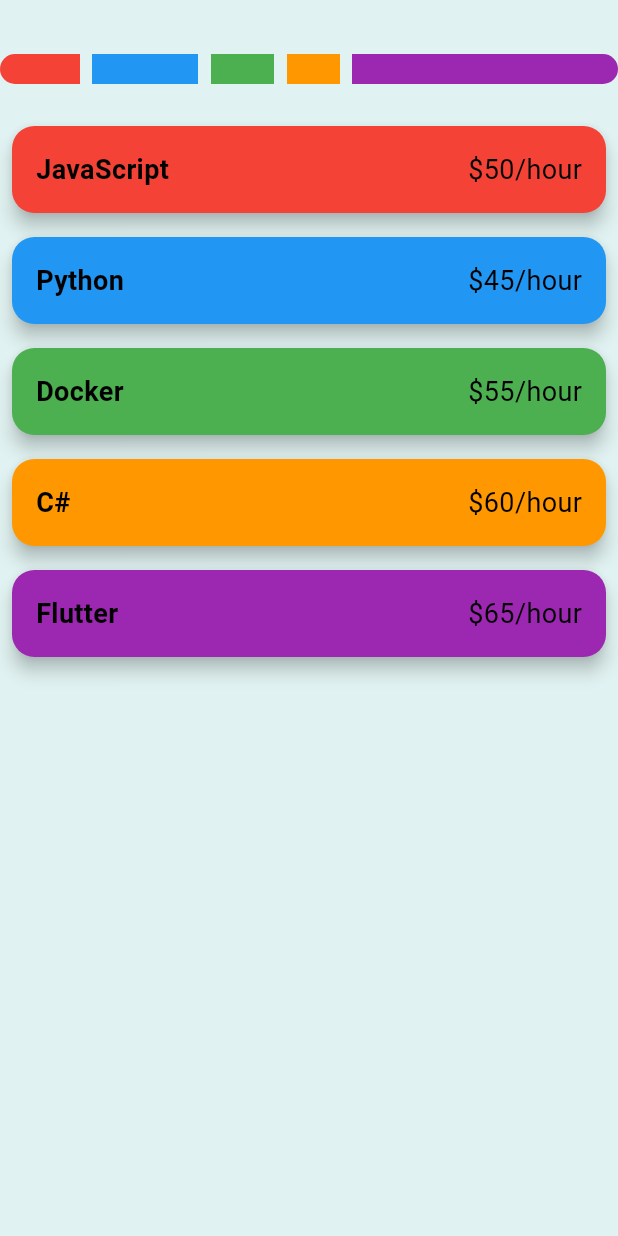
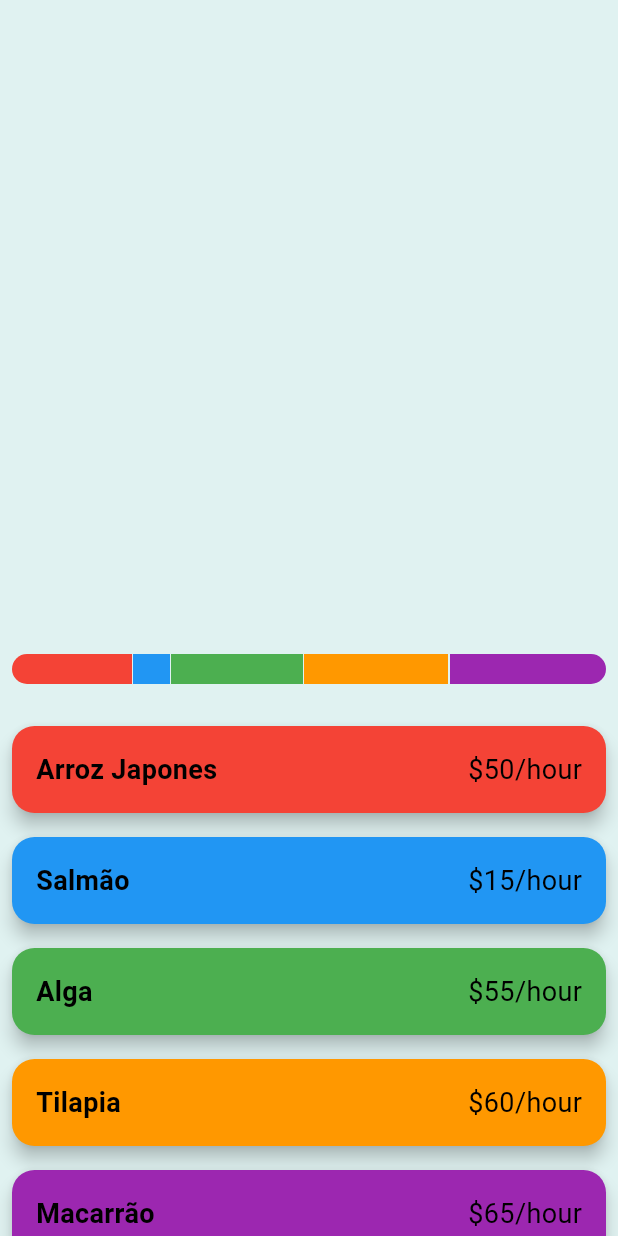
Before and after one commit to jvcss/smart-food, a Flutter app: the HomePage screen opened directly, on a phone screen of 412 x 824 dp. Run offline on Flutter 3.47's test engine with Material 2 defaults, Android fonts, the phone set to English and light mode, and no system bars; our stand-ins replace bloc, firebase_auth, firebase_core, flutter_bloc, google_sign_in; accounts and stored records are empty.

Commit message:
feat: add graphs models

```diff
--- /dev/null
+++ b/smart_food/lib/src/models/data_dashboard_model.dart
@@ -0,0 +1,15 @@
+import 'package:flutter/material.dart';
+
+class DashboardData {
+  final String title;
+  final String price;
+  final double units;
+  final Color color;
+
+  DashboardData({
+    required this.title,
+    required this.price,
+    required this.units,
+    required this.color,
+  });
+}
--- /dev/null
+++ b/smart_food/lib/src/widgets/dashboard_card.dart
@@ -0,0 +1,42 @@
+import 'package:flutter/material.dart';
+
+class DashboardCardWidget extends StatelessWidget {
+  final String title;
+  final String price;
+  final Color color;
+
+  const DashboardCardWidget({
+    Key? key,
+    required this.title,
+    required this.price,
+    required this.color,
+  }) : super(key: key);
+
+  @override
+  Widget build(BuildContext context) {
+    return Card(
+      margin: const EdgeInsets.symmetric(vertical: 8.0),
+      color: color,
+      elevation: 5,
+      shape: RoundedRectangleBorder(
+        borderRadius: BorderRadius.circular(15),
+      ),
+      child: Padding(
+        padding: const EdgeInsets.all(16.0),
+        child: Row(
+          mainAxisAlignment: MainAxisAlignment.spaceBetween,
+          children: [
+            Text(
+              title,
+              style: const TextStyle(fontSize: 18, fontWeight: FontWeight.bold),
+            ),
+            Text(
+              price,
+              style: const TextStyle(fontSize: 18),
+            ),
+          ],
+        ),
+      ),
+    );
+  }
+}
--- /dev/null
+++ b/smart_food/lib/src/widgets/horizontal_graph.dart
@@ -0,0 +1,59 @@
+import 'package:flutter/material.dart';
+import 'package:smart_food/src/models/data_dashboard_model.dart';
+
+class HorizontalBarChart extends StatelessWidget {
+  final List<DashboardData> data;
+  final double gap;
+
+  const HorizontalBarChart({
+    Key? key,
+    required this.data,
+    this.gap = .002,
+  }) : super(key: key);
+
+  List<double> get processedStops {
+    double totalGapsWith = gap * (data.length - 1);
+    double totalData = data.fold(0, (a, b) => a + b.units);
+    return data.fold(<double>[0.0], (List<double> l, d) {
+      l.add(l.last + d.units * (1 - totalGapsWith) / totalData);
+      l.add(l.last);
+      l.add(l.last + gap);
+      l.add(l.last);
+      return l;
+    })
+      ..removeLast()
+      ..removeLast()
+      ..removeLast();
+  }
+
+  List<Color> get processedColors {
+    return data.fold(
+        <Color>[],
+        (List<Color> l, d) => [
+              ...l,
+              d.color,
+              d.color,
+              Colors.transparent,
+              Colors.transparent,
+            ])
+      ..removeLast()
+      ..removeLast();
+  }
+
+  @override
+  Widget build(BuildContext context) {
+    return Container(
+      decoration: BoxDecoration(
+        borderRadius: const BorderRadius.all(
+          Radius.circular(500),
+        ),
+        gradient: LinearGradient(
+          begin: Alignment.centerLeft,
+          end: Alignment.centerRight,
+          stops: processedStops,
+          colors: processedColors,
+        ),
+      ),
+    );
+  }
+}
--- a/smart_food/lib/utils/examples/chart_dash.dart
+++ b/smart_food/lib/utils/examples/chart_dash.dart
@@ -1,4 +1,7 @@
 import 'package:flutter/material.dart';
+import 'package:smart_food/src/models/data_dashboard_model.dart';
+import 'package:smart_food/src/widgets/dashboard_card.dart';
+import 'package:smart_food/src/widgets/horizontal_graph.dart';
 
 void main() {
   runApp(const MyApp());
@@ -16,201 +19,53 @@
   }
 }
 
-final demoData = [];
+final demoData = [
+  DashboardData(
+      title: 'Arroz Japones', price: '\$50/hour', units: 50, color: Colors.red),
+  DashboardData(
+      title: 'Salmão', price: '\$15/hour', units: 15, color: Colors.blue),
+  DashboardData(
+      title: 'Alga', price: '\$55/hour', units: 55, color: Colors.green),
+  DashboardData(
+      title: 'Tilapia', price: '\$60/hour', units: 60, color: Colors.orange),
+  DashboardData(
+      title: 'Macarrão', price: '\$65/hour', units: 65, color: Colors.purple),
+];
 
 class HomePage extends StatelessWidget {
   const HomePage({Key? key}) : super(key: key);
 
   @override
   Widget build(BuildContext context) {
-    final chartData = [
-      Data(units: 15, color: Colors.red),
-      Data(units: 20, color: Colors.blue),
-      Data(units: 12, color: Colors.green),
-      Data(units: 10, color: Colors.orange),
-      Data(units: 50, color: Colors.purple),
-    ];
-
-    final cardData = [
-      CardData(
-        title: 'JavaScript',
-        price: '\$50/hour',
-        color: Colors.red,
-      ),
-      CardData(
-        title: 'Python',
-        price: '\$45/hour',
-        color: Colors.blue,
-      ),
-      CardData(
-        title: 'Docker',
-        price: '\$55/hour',
-        color: Colors.green,
-      ),
-      CardData(
-        title: 'C#',
-        price: '\$60/hour',
-        color: Colors.orange,
-      ),
-      CardData(
-        title: 'Flutter',
-        price: '\$65/hour',
-        color: Colors.purple,
-      ),
-    ];
-
     return Scaffold(
       body: SingleChildScrollView(
         child: Padding(
-          padding: const EdgeInsets.symmetric(vertical: 16.0),
-          child: Center(
+          padding: const EdgeInsets.symmetric(vertical: 16.0, horizontal: 8.0),
           child: Column(
-              mainAxisAlignment: MainAxisAlignment.center,
+            mainAxisAlignment: MainAxisAlignment.end,
             children: [
-                const SizedBox(height: 20),
+              const SizedBox(height: 420),
               SizedBox(
                 height: 20,
                 child: HorizontalBarChart(
-                    data: chartData,
+                  data: demoData,
                 ),
               ),
               HorizontalBarChart(
-                  data: chartData,
+                data: demoData,
               ),
-                //HorizontalBarChart(data: barChartData),
               const SizedBox(height: 20),
-                ...cardData.map(
-                  (card) => MyCardWidget(
-                    title: card.title,
-                    price: card.price,
-                    color: card.color,
+              ...demoData.map(
+                (data) => DashboardCardWidget(
+                  title: data.title,
+                  price: data.price,
+                  color: data.color,
                 ),
               ),
             ],
           ),
         ),
       ),
-      ),
     );
   }
 }
-
-// HORIZONTAL BAR RELATED
-class HorizontalBarChart extends StatelessWidget {
-  final List<Data> data;
-  final double gap;
-
-  const HorizontalBarChart({
-    Key? key,
-    required this.data,
-    this.gap = .02,
-  }) : super(key: key);
-
-  List<double> get processedStops {
-    double totalGapsWith = gap * (data.length - 1);
-    double totalData = data.fold(0, (a, b) => a + b.units);
-    return data.fold(<double>[0.0], (List<double> l, d) {
-      l.add(l.last + d.units * (1 - totalGapsWith) / totalData);
-      l.add(l.last);
-      l.add(l.last + gap);
-      l.add(l.last);
-      return l;
-    })
-      ..removeLast()
-      ..removeLast()
-      ..removeLast();
-  }
-
-  List<Color> get processedColors {
-    return data.fold(
-        <Color>[],
-        (List<Color> l, d) => [
-              ...l,
-              d.color,
-              d.color,
-              Colors.transparent,
-              Colors.transparent,
-            ])
-      ..removeLast()
-      ..removeLast();
-  }
-
-  @override
-  Widget build(BuildContext context) {
-    return Container(
-      decoration: BoxDecoration(
-        borderRadius: const BorderRadius.all(
-          Radius.circular(500),
-        ),
-        gradient: LinearGradient(
-          begin: Alignment.centerLeft,
-          end: Alignment.centerRight,
-          stops: processedStops,
-          colors: processedColors,
-        ),
-      ),
-    );
-  }
-}
-
-class Data {
-  final double units;
-  final Color color;
-
-  Data({required this.units, required this.color});
-}
-
-//CARD RELATED
-
-class MyCardWidget extends StatelessWidget {
-  final String title;
-  final String price;
-  final Color color;
-
-  const MyCardWidget({
-    Key? key,
-    required this.title,
-    required this.price,
-    required this.color,
-  }) : super(key: key);
-
-  @override
-  Widget build(BuildContext context) {
-    return Card(
-      margin: const EdgeInsets.all(8),
-      color: color,
-      elevation: 5,
-      shape: RoundedRectangleBorder(
-        borderRadius: BorderRadius.circular(15),
-      ),
-      child: Padding(
-        padding: const EdgeInsets.all(16.0),
-        child: Row(
-          mainAxisAlignment: MainAxisAlignment.spaceBetween,
-          children: [
-            Text(
-              title,
-              style: const TextStyle(fontSize: 18, fontWeight: FontWeight.bold),
-            ),
-            Text(
-              price,
-              style: const TextStyle(fontSize: 18),
-            ),
-          ],
-        ),
-      ),
-    );
-  }
-}
-
-class CardData {
-  final String title;
-  final String price;
-  final Color color;
-
-  CardData({
-    required this.title,
-    required this.price,
-    required this.color,
-  });
-}
```
Lines whose indentation alone changed are shown as unchanged.
